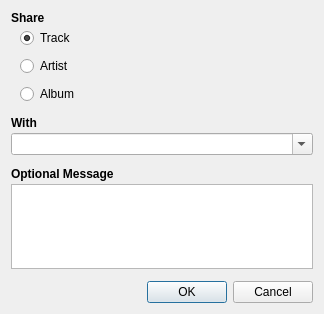
mutecypher/lastfm-desktop, file lib/unicorn/dialogs/ShareDialog.ui: the form before one commit.
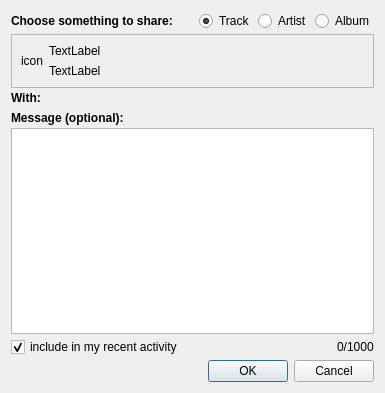
The form after the commit. Custom widgets are drawn as their Qt base class.

Commit message: Share dialog things started. Improved Label and switched things to use it instead of QLabel.

The edit to the form file:
```diff
--- a/lib/unicorn/dialogs/ShareDialog.ui
+++ b/lib/unicorn/dialogs/ShareDialog.ui
@@ -1,12 +1,12 @@
 <ui version="4.0" >
  <class>ShareDialog</class>
- <widget class="QDialog" name="ShareDialog" >
-  <property name="geometry" >
+ <widget class="QDialog" name="ShareDialog">
+  <property name="geometry">
    <rect>
     <x>0</x>
     <y>0</y>
-    <width>324</width>
-    <height>314</height>
+    <width>385</width>
+    <height>393</height>
    </rect>
   </property>
   <property name="windowTitle" >
@@ -20,32 +20,23 @@
     <number>3</number>
    </property>
    <item>
-    <widget class="QLabel" name="label" >
-     <property name="font" >
-      <font>
-       <weight>75</weight>
-       <bold>true</bold>
-      </font>
-     </property>
-     <property name="text" >
-      <string>Share</string>
-     </property>
-    </widget>
-   </item>
-   <item>
-    <layout class="QVBoxLayout" name="verticalLayout" >
-     <property name="spacing" >
-      <number>8</number>
-     </property>
-     <property name="leftMargin" >
-      <number>9</number>
-     </property>
-     <property name="bottomMargin" >
-      <number>9</number>
-     </property>
+    <layout class="QHBoxLayout" name="horizontalLayout_3" stretch="1,0,0,0">
      <item>
-      <widget class="QRadioButton" name="track" >
-       <property name="text" >
+      <widget class="QLabel" name="label">
+       <property name="font">
+        <font>
+         <weight>75</weight>
+         <bold>true</bold>
+        </font>
+       </property>
+       <property name="text">
+        <string>Choose something to share:</string>
+       </property>
+      </widget>
+     </item>
+     <item>
+      <widget class="QRadioButton" name="track">
+       <property name="text">
         <string>Track</string>
        </property>
        <property name="checked" >
@@ -54,15 +45,15 @@
       </widget>
      </item>
      <item>
-      <widget class="QRadioButton" name="artist" >
-       <property name="text" >
+      <widget class="QRadioButton" name="artist">
+       <property name="text">
         <string>Artist</string>
        </property>
       </widget>
      </item>
      <item>
-      <widget class="QRadioButton" name="album" >
-       <property name="text" >
+      <widget class="QRadioButton" name="album">
+       <property name="text">
         <string>Album</string>
        </property>
       </widget>
@@ -70,34 +61,64 @@
     </layout>
    </item>
    <item>
-    <widget class="QLabel" name="label_2" >
-     <property name="font" >
+    <widget class="QFrame" name="frame">
+     <property name="frameShape">
+      <enum>QFrame::StyledPanel</enum>
+     </property>
+     <property name="frameShadow">
+      <enum>QFrame::Raised</enum>
+     </property>
+     <layout class="QHBoxLayout" name="horizontalLayout_2" stretch="0,1">
+      <item>
+       <widget class="HttpImageWidget" name="icon">
+        <property name="text">
+         <string>icon</string>
+        </property>
+       </widget>
+      </item>
+      <item>
+       <layout class="QVBoxLayout" name="verticalLayout">
+        <item>
+         <widget class="QLabel" name="shareSubject">
+          <property name="text">
+           <string>TextLabel</string>
+          </property>
+         </widget>
+        </item>
+        <item>
+         <widget class="QLabel" name="shareSubject2">
+          <property name="text">
+           <string>TextLabel</string>
+          </property>
+         </widget>
+        </item>
+       </layout>
+      </item>
+     </layout>
+    </widget>
+   </item>
+   <item>
+    <widget class="QLabel" name="with">
+     <property name="font">
       <font>
        <weight>75</weight>
        <bold>true</bold>
       </font>
      </property>
-     <property name="text" >
-      <string>With</string>
+     <property name="text">
+      <string>With:</string>
      </property>
     </widget>
    </item>
    <item>
-    <layout class="QHBoxLayout" name="horizontalLayout_2" >
-     <property name="leftMargin" >
-      <number>0</number>
+    <widget class="ItemSelectorWidget" name="recipients">
+     <property name="frameShape">
+      <enum>QFrame::StyledPanel</enum>
      </property>
-     <property name="bottomMargin" >
-      <number>9</number>
+     <property name="frameShadow">
+      <enum>QFrame::Raised</enum>
      </property>
-     <item>
-      <widget class="QComboBox" name="friends" >
-       <property name="editable" >
-        <bool>true</bool>
-       </property>
-      </widget>
-     </item>
-    </layout>
+    </widget>
    </item>
    <item>
     <widget class="QLabel" name="label_3" >
@@ -107,29 +128,40 @@
        <bold>true</bold>
       </font>
      </property>
-     <property name="text" >
-      <string>Optional Message</string>
+     <property name="text">
+      <string>Message (optional):</string>
      </property>
     </widget>
    </item>
    <item>
-    <layout class="QHBoxLayout" name="horizontalLayout" >
-     <property name="leftMargin" >
-      <number>0</number>
+    <widget class="QTextEdit" name="message">
+     <property name="tabChangesFocus">
+      <bool>true</bool>
      </property>
-     <property name="bottomMargin" >
-      <number>9</number>
+     <property name="acceptRichText">
+      <bool>true</bool>
      </property>
+    </widget>
+   </item>
+   <item>
+    <layout class="QHBoxLayout" name="horizontalLayout" stretch="1,0">
      <item>
-      <widget class="QTextEdit" name="message" >
-       <property name="tabChangesFocus" >
-        <bool>true</bool>
+      <widget class="QCheckBox" name="isPublic">
+       <property name="text">
+        <string>include in my recent activity</string>
        </property>
-       <property name="acceptRichText" >
+       <property name="checked">
         <bool>true</bool>
        </property>
       </widget>
      </item>
+     <item>
+      <widget class="QLabel" name="characterLimit">
+       <property name="text">
+        <string>0/1000</string>
+       </property>
+      </widget>
+     </item>
     </layout>
    </item>
    <item>
@@ -141,10 +173,19 @@
    </item>
   </layout>
  </widget>
- <tabstops>
-  <tabstop>friends</tabstop>
-  <tabstop>message</tabstop>
- </tabstops>
+ <customwidgets>
+  <customwidget>
+   <class>ItemSelectorWidget</class>
+   <extends>QFrame</extends>
+   <header>lib/unicorn/widgets/ItemSelectorWidget.h</header>
+   <container>1</container>
+  </customwidget>
+  <customwidget>
+   <class>HttpImageWidget</class>
+   <extends>QLabel</extends>
+   <header>lib/unicorn/widgets/HttpImageWidget.h</header>
+  </customwidget>
+ </customwidgets>
  <resources/>
  <connections>
   <connection>
```
Left out of the diff: 29 changed lines with no effect on the pictures. The commit also changes 21 other files.
